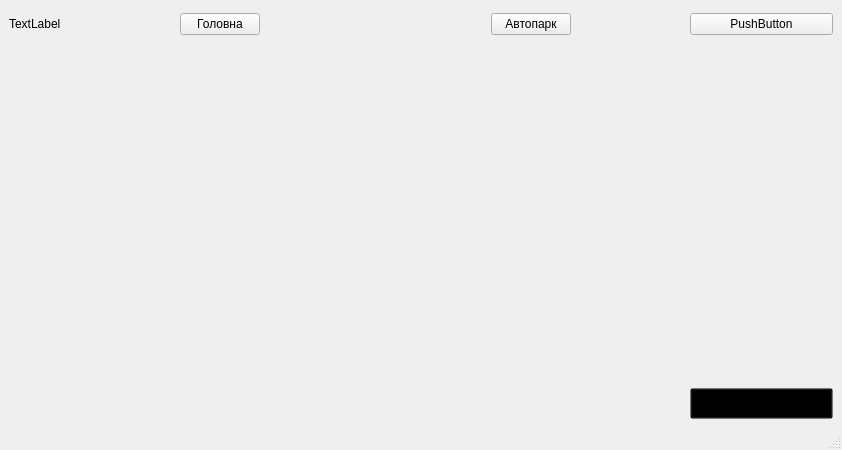
Old version of the form kursova/mainwindow.ui in the repository Maxverrr/kursova.
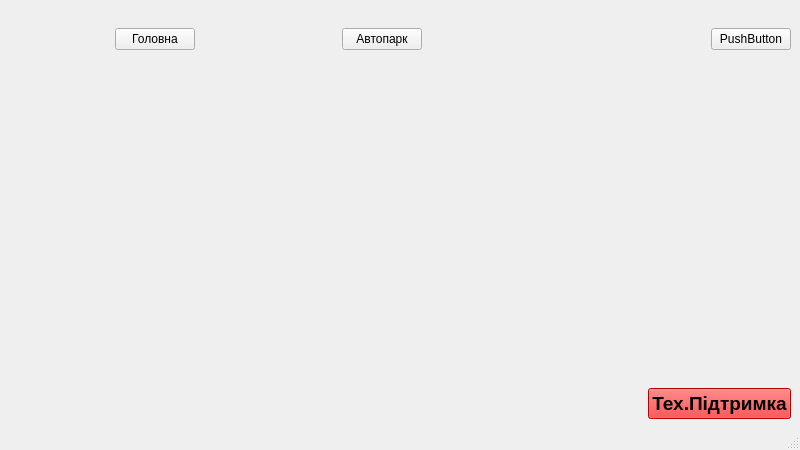
New version of the form. Icons and pictures are not drawn.

What changed in the file:
```diff
--- a/kursova/mainwindow.ui
+++ b/kursova/mainwindow.ui
@@ -6,7 +6,7 @@
    <rect>
     <x>0</x>
     <y>0</y>
-    <width>842</width>
+    <width>800</width>
     <height>450</height>
    </rect>
   </property>
@@ -20,114 +20,23 @@
   </property>
   <widget class="QWidget" name="centralwidget">
    <layout class="QGridLayout" name="gridLayout">
-    <item row="1" column="6">
-     <spacer name="verticalSpacer_2">
-      <property name="orientation">
-       <enum>Qt::Orientation::Vertical</enum>
-      </property>
-      <property name="sizeHint" stdset="0">
-       <size>
-        <width>20</width>
-        <height>40</height>
-       </size>
-      </property>
-     </spacer>
-    </item>
-    <item row="0" column="2">
-     <widget class="QPushButton" name="pbmain">
-      <property name="text">
-       <string>Головна</string>
-      </property>
-     </widget>
-    </item>
-    <item row="0" column="8">
-     <widget class="QPushButton" name="pushButton_2">
-      <property name="text">
-       <string>PushButton</string>
-      </property>
-     </widget>
-    </item>
-    <item row="0" column="6">
-     <widget class="QPushButton" name="pbautopark">
-      <property name="text">
-       <string>Автопарк</string>
-      </property>
-     </widget>
-    </item>
-    <item row="0" column="3">
-     <spacer name="horizontalSpacer_5">
-      <property name="orientation">
-       <enum>Qt::Orientation::Horizontal</enum>
-      </property>
-      <property name="sizeHint" stdset="0">
-       <size>
-        <width>94</width>
-        <height>27</height>
-       </size>
-      </property>
-     </spacer>
-    </item>
-    <item row="3" column="7">
-     <spacer name="horizontalSpacer_4">
-      <property name="orientation">
-       <enum>Qt::Orientation::Horizontal</enum>
-      </property>
-      <property name="sizeHint" stdset="0">
-       <size>
-        <width>40</width>
-        <height>20</height>
-       </size>
-      </property>
-     </spacer>
-    </item>
-    <item row="0" column="1">
-     <spacer name="horizontalSpacer">
-      <property name="orientation">
-       <enum>Qt::Orientation::Horizontal</enum>
-      </property>
-      <property name="sizeHint" stdset="0">
-       <size>
-        <width>40</width>
-        <height>20</height>
-       </size>
-      </property>
-     </spacer>
-    </item>
-    <item row="1" column="2">
-     <spacer name="verticalSpacer">
-      <property name="orientation">
-       <enum>Qt::Orientation::Vertical</enum>
-      </property>
-      <property name="sizeHint" stdset="0">
-       <size>
-        <width>20</width>
-        <height>40</height>
-       </size>
-      </property>
-     </spacer>
-    </item>
-    <item row="0" column="7">
-     <spacer name="horizontalSpacer_3">
-      <property name="orientation">
-       <enum>Qt::Orientation::Horizontal</enum>
-      </property>
-      <property name="sizeHint" stdset="0">
-       <size>
-        <width>40</width>
-        <height>20</height>
-       </size>
-      </property>
-     </spacer>
-    </item>
     <item row="0" column="0">
+     <layout class="QHBoxLayout" name="horizontalLayout">
+      <item>
      <widget class="QLabel" name="label">
       <property name="enabled">
        <bool>true</bool>
       </property>
+        <property name="sizePolicy">
+         <sizepolicy hsizetype="Preferred" vsizetype="Ignored">
+          <horstretch>5</horstretch>
+          <verstretch>5</verstretch>
+         </sizepolicy>
+        </property>
       <property name="minimumSize">
        <size>
-        <width>30</width>
-        <height>30</height>
+          <width>100</width>
+          <height>60</height>
        </size>
       </property>
       <property name="maximumSize">
@@ -137,14 +46,112 @@
        </size>
       </property>
       <property name="styleSheet">
-       <string notr="true">QLabel { background-image: url(:/iconb.png);; }</string>
-      </property>
+         <string notr="true">QLabel{
+border-image: url(E:/kursova/iconb.png);
+}
+
+</string>
+        </property>
+        <property name="frameShadow">
+         <enum>QFrame::Shadow::Raised</enum>
+        </property>
+        <property name="midLineWidth">
+         <number>0</number>
+        </property>
       <property name="text">
-       <string>TextLabel</string>
-      </property>
-     </widget>
-    </item>
-    <item row="0" column="4">
+         <string/>
+        </property>
+        <property name="pixmap">
+         <pixmap>../iconb.png</pixmap>
+        </property>
+       </widget>
+      </item>
+      <item>
+       <widget class="QPushButton" name="pbmain">
+        <property name="text">
+         <string>Головна</string>
+        </property>
+       </widget>
+      </item>
+      <item>
+       <spacer name="horizontalSpacer_5">
+        <property name="orientation">
+         <enum>Qt::Orientation::Horizontal</enum>
+        </property>
+        <property name="sizeType">
+         <enum>QSizePolicy::Policy::Expanding</enum>
+        </property>
+        <property name="sizeHint" stdset="0">
+         <size>
+          <width>65</width>
+          <height>20</height>
+         </size>
+        </property>
+       </spacer>
+      </item>
+      <item>
+       <widget class="QPushButton" name="pbAutopark">
+        <property name="text">
+         <string>Автопарк</string>
+        </property>
+       </widget>
+      </item>
+      <item>
+       <spacer name="horizontalSpacer_3">
+        <property name="orientation">
+         <enum>Qt::Orientation::Horizontal</enum>
+        </property>
+        <property name="sizeHint" stdset="0">
+         <size>
+          <width>40</width>
+          <height>20</height>
+         </size>
+        </property>
+       </spacer>
+      </item>
+      <item>
+       <spacer name="horizontalSpacer">
+        <property name="orientation">
+         <enum>Qt::Orientation::Horizontal</enum>
+        </property>
+        <property name="sizeHint" stdset="0">
+         <size>
+          <width>40</width>
+          <height>20</height>
+         </size>
+        </property>
+       </spacer>
+      </item>
+      <item>
+       <widget class="QPushButton" name="pushButton_2">
+        <property name="text">
+         <string>PushButton</string>
+        </property>
+       </widget>
+      </item>
+     </layout>
+    </item>
+    <item row="1" column="0">
+     <layout class="QVBoxLayout" name="verticalLayout">
+      <item>
+       <widget class="QStackedWidget" name="stackedWidget">
+        <property name="currentIndex">
+         <number>0</number>
+        </property>
+        <widget class="QWidget" name="page">
+         <property name="styleSheet">
+          <string notr="true">QMainWindow{
+	border-image: url(D:/KN321/MaxBrydun/kursova/mainwindow.jpeg);
+}</string>
+         </property>
+        </widget>
+       </widget>
+      </item>
+     </layout>
+    </item>
+    <item row="2" column="0">
+     <layout class="QHBoxLayout" name="horizontalLayout_2">
+      <item>
      <spacer name="horizontalSpacer_2">
       <property name="orientation">
        <enum>Qt::Orientation::Horizontal</enum>
@@ -157,15 +164,15 @@
       </property>
      </spacer>
     </item>
-    <item row="3" column="8">
+      <item>
      <widget class="QPushButton" name="pbsupport">
       <property name="palette">
        <palette>
         <active>
          <colorrole role="Button">
           <brush brushstyle="SolidPattern">
-           <color alpha="0">
-            <red>0</red>
+             <color alpha="255">
+              <red>255</red>
             <green>0</green>
             <blue>0</blue>
            </color>
@@ -173,8 +180,8 @@
          </colorrole>
          <colorrole role="Base">
           <brush brushstyle="SolidPattern">
-           <color alpha="0">
-            <red>0</red>
+             <color alpha="255">
+              <red>255</red>
             <green>0</green>
             <blue>0</blue>
            </color>
@@ -182,8 +189,8 @@
          </colorrole>
          <colorrole role="Window">
           <brush brushstyle="SolidPattern">
-           <color alpha="0">
-            <red>0</red>
+             <color alpha="255">
+              <red>255</red>
             <green>0</green>
             <blue>0</blue>
            </color>
@@ -193,8 +200,8 @@
         <inactive>
          <colorrole role="Button">
           <brush brushstyle="SolidPattern">
-           <color alpha="0">
-            <red>0</red>
+             <color alpha="255">
+              <red>255</red>
             <green>0</green>
             <blue>0</blue>
            </color>
@@ -202,8 +209,8 @@
          </colorrole>
          <colorrole role="Base">
           <brush brushstyle="SolidPattern">
-           <color alpha="0">
-            <red>0</red>
+             <color alpha="255">
+              <red>255</red>
             <green>0</green>
             <blue>0</blue>
            </color>
@@ -211,8 +218,8 @@
          </colorrole>
          <colorrole role="Window">
           <brush brushstyle="SolidPattern">
-           <color alpha="0">
-            <red>0</red>
+             <color alpha="255">
+              <red>255</red>
             <green>0</green>
             <blue>0</blue>
            </color>
@@ -222,8 +229,8 @@
         <disabled>
          <colorrole role="Button">
           <brush brushstyle="SolidPattern">
-           <color alpha="0">
-            <red>0</red>
+             <color alpha="255">
+              <red>255</red>
             <green>0</green>
             <blue>0</blue>
            </color>
@@ -231,8 +238,8 @@
          </colorrole>
          <colorrole role="Base">
           <brush brushstyle="SolidPattern">
-           <color alpha="0">
-            <red>0</red>
+             <color alpha="255">
+              <red>255</red>
             <green>0</green>
             <blue>0</blue>
            </color>
@@ -240,8 +247,8 @@
          </colorrole>
          <colorrole role="Window">
           <brush brushstyle="SolidPattern">
-           <color alpha="0">
-            <red>0</red>
+             <color alpha="255">
+              <red>255</red>
             <green>0</green>
             <blue>0</blue>
            </color>
@@ -257,25 +264,14 @@
        </font>
       </property>
       <property name="styleSheet">
-       <string notr="true">QPushButton { background-color: transparent }</string>
+         <string notr="true">QPushButton { background-color: red }</string>
       </property>
       <property name="text">
        <string>Тех.Підтримка</string>
       </property>
      </widget>
     </item>
-    <item row="1" column="8">
-     <spacer name="verticalSpacer_3">
-      <property name="orientation">
-       <enum>Qt::Orientation::Vertical</enum>
-      </property>
-      <property name="sizeHint" stdset="0">
-       <size>
-        <width>20</width>
-        <height>40</height>
-       </size>
-      </property>
-     </spacer>
+     </layout>
     </item>
    </layout>
   </widget>
```
Left out of the diff: 12 changed lines with no effect on the pictures. Lines whose indentation alone changed are shown as unchanged.
